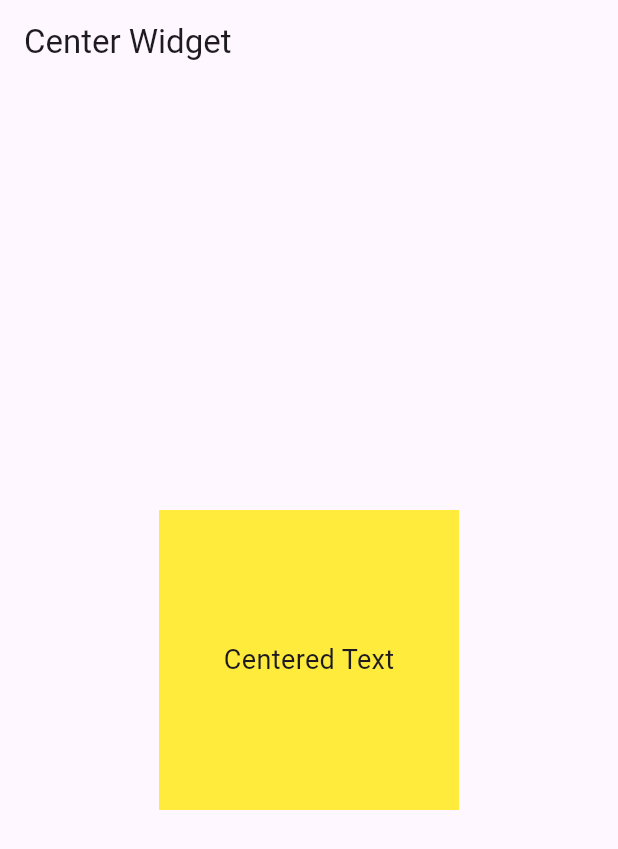
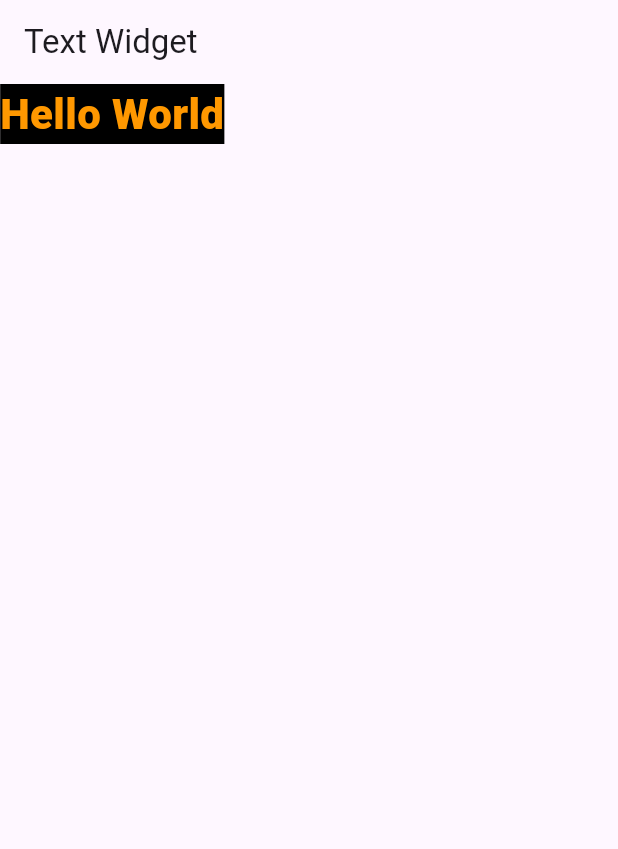
Before and after one commit to VSat08/Flutter-learning, a Flutter app: the MyHomePage screen opened directly, on a phone screen of 412 x 824 dp. Shown: the top 849 px of the screen. Run offline on Flutter 3.47's test engine with Material 3 defaults, Android fonts, the phone set to English and light mode, and no system bars.

Commit message:
Text And TextStyle

```diff
--- a/lib/text.dart
+++ b/lib/text.dart
@@ -16,7 +16,7 @@ class MyApp extends StatelessWidget {
         colorScheme: ColorScheme.fromSeed(seedColor: Colors.deepPurple),
         useMaterial3: true,
       ),
-      home: const MyHomePage(title: 'Center Widget'),
+      home: const MyHomePage(title: 'Text Widget'),
     );
   }
 }
@@ -34,20 +34,16 @@ class _MyHomePageState extends State<MyHomePage> {
   @override
   Widget build(BuildContext context) {
     return Scaffold(
-      appBar: AppBar(
-        title: Text(widget.title),
-      ),
-      body: Center(
-        child: Container(
-            width: 200,
-            height: 200,
-            color: Colors.yellow,
-            child: Center(
-                child: Text(
-              "Centered Text",
-              style: TextStyle(fontSize: 18),
-            ))),
-      ),
-    );
+        appBar: AppBar(
+          title: Text(widget.title),
+        ),
+        body: Text(
+          "Hello World",
+          style: TextStyle(
+              fontSize: 28,
+              color: Colors.orange,
+              fontWeight: FontWeight.w800,
+              backgroundColor: Colors.black),
+        ));
   }
 }
```
